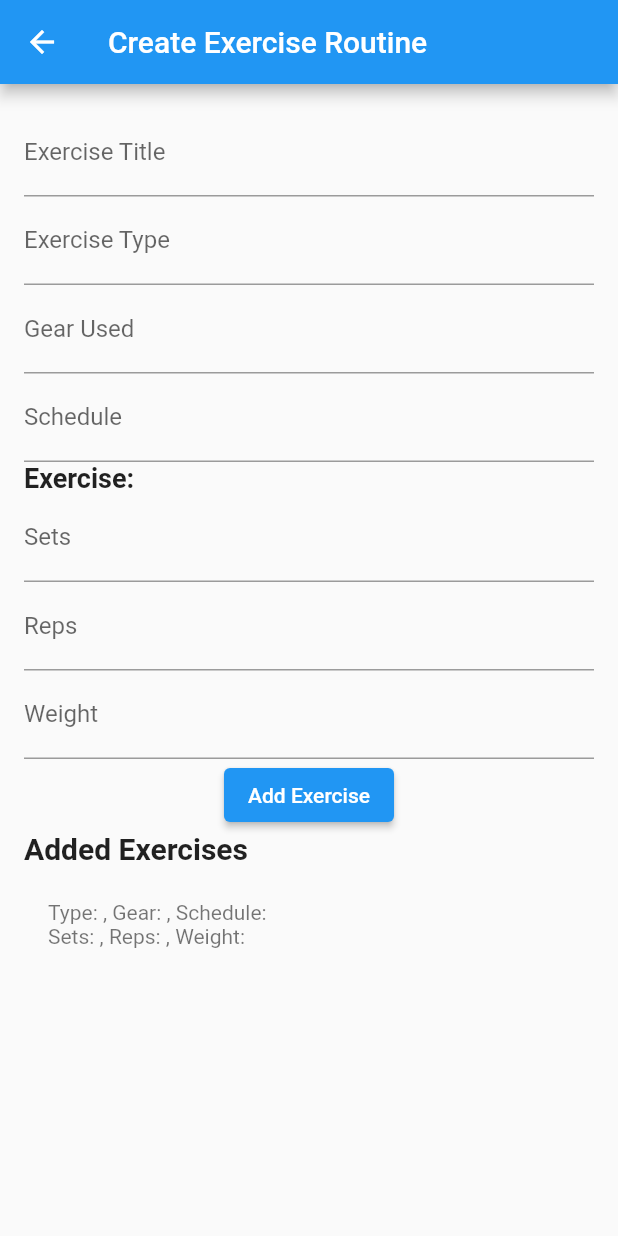
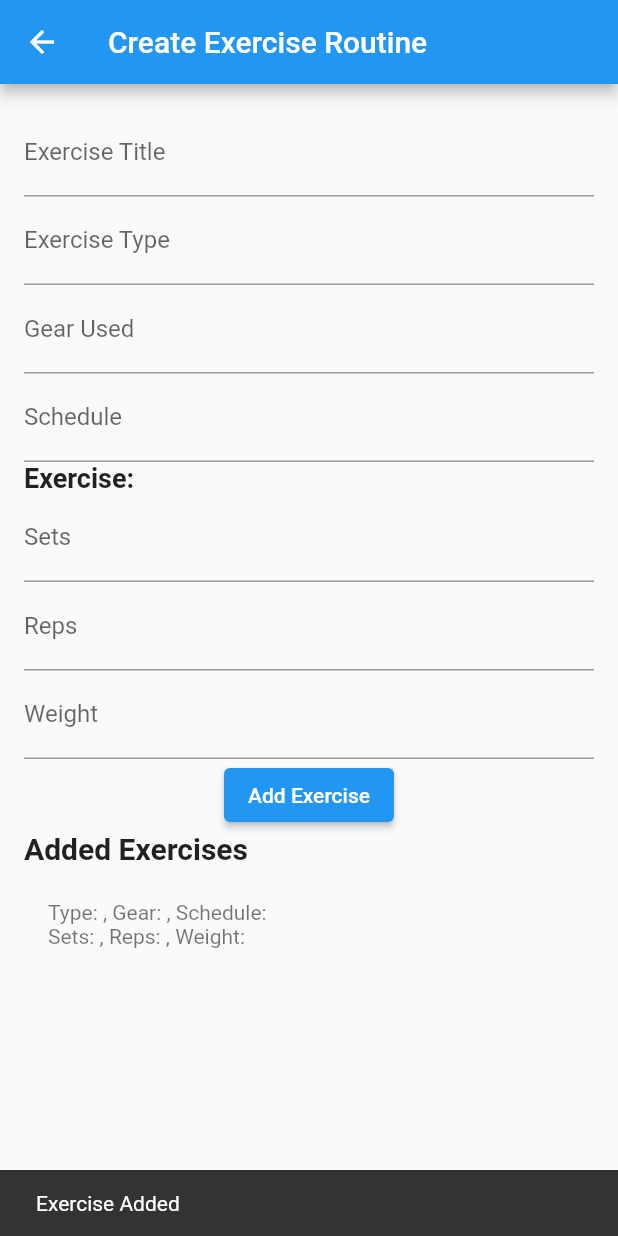
Before and after one commit to CSCI4100U/mobile-group-project-2023-kagmj, a Flutter app: the CreateExerciseScreen screen opened directly with empty values, after a tap on "Add Exercise", on a phone screen of 412 x 824 dp. Run offline on Flutter 3.47's test engine with Material 2 defaults, Android fonts, the phone set to English and light mode, and no system bars; our stand-ins replace cloud_firestore, firebase_auth, firebase_core, shared_preferences, sqflite; missing offline and left inert: notifications; accounts and stored records are empty.

Commit message:
got snackbar working for adding exercise

```diff
--- a/lib/create_log.dart
+++ b/lib/create_log.dart
@@ -1,6 +1,7 @@
 import 'package:flutter/material.dart';
 import 'package:final_project/log_database.dart'; // Import your DatabaseHelper class
 import 'package:final_project/food_list.dart';
+import 'package:notifications/notifications.dart';
 
 class CreateLogScreen extends StatefulWidget {
   @override
@@ -20,6 +21,7 @@ class _CreateLogScreenState extends State<CreateLogScreen> {
   final TextEditingController _workoutTypeController = TextEditingController(text: "Chest"); // Set the initial value to "Chest"
   String _logType = "Workout";
   List<Exercise> exercises = [];
+  final _notifications = Notifications();
 
   void _submitLog() async {
     final logTitle = _logTitleController.text;
@@ -364,6 +366,7 @@ class _CreateExerciseScreenState extends State<CreateExerciseScreen> {
                   ),
                   ElevatedButton(
                     onPressed: () {
+                      showSnackbar(context, "Exercise Added");
                       if (_formKey.currentState!.validate()) {
                         _formKey.currentState!.save();
                         final newExercise = Exercise(
@@ -414,4 +417,14 @@ class _CreateExerciseScreenState extends State<CreateExerciseScreen> {
       ),
     );
   }
+
+  void showSnackbar(BuildContext context, String message) {
+    final snackBar = SnackBar(
+      content: Text(message),
+      duration: Duration(seconds: 3), // Adjust the duration as needed
+    );
+
+    ScaffoldMessenger.of(context).showSnackBar(snackBar);
+  }
+
 }
--- a/pubspec.yaml
+++ b/pubspec.yaml
@@ -22,6 +22,7 @@ dependencies:
   image_picker: ^1.0.4
   firebase_storage: ^11.4.1
   path: ^1.8.3
+  notifications: ^3.0.0
 
 dev_dependencies:
   flutter_test:
```
